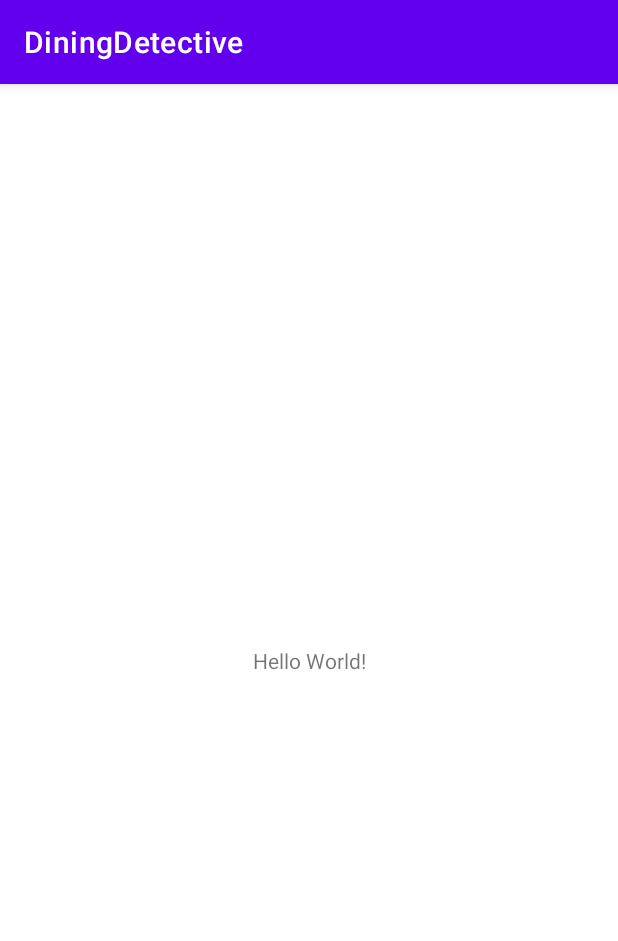
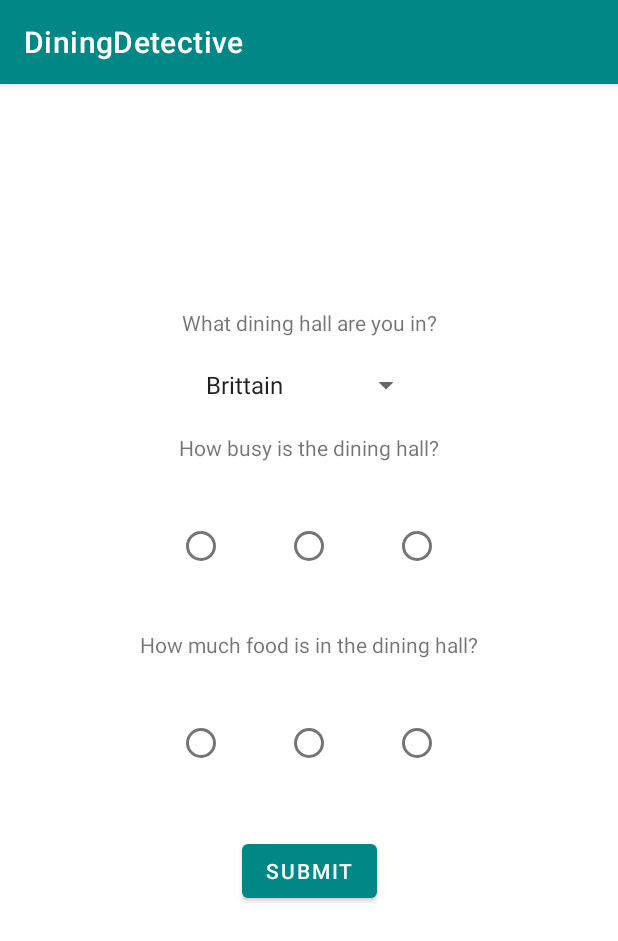
Before and after one commit to PotentialError/DiningDetective, an Android app: the screen it shows after launch (MainActivity), on a phone screen of 412 x 824 dp. Shown: the top 941 px of the screen. Run offline under Robolectric (Android 15) with nearby library versions, the phone set to English and light mode, and no system bars.

Commit message:
Created radiobuttons and text for input

```diff
--- a/app/src/main/java/com/example/diningdetective/MainActivity.java
+++ b/app/src/main/java/com/example/diningdetective/MainActivity.java
@@ -3,6 +3,13 @@ package com.example.diningdetective;
 import androidx.appcompat.app.AppCompatActivity;
 
 import android.os.Bundle;
+import android.view.View;
+import android.widget.AdapterView;
+import android.widget.ArrayAdapter;
+import android.widget.Spinner;
+
+import java.util.ArrayList;
+
 
 public class MainActivity extends AppCompatActivity {
 
@@ -10,5 +17,21 @@ public class MainActivity extends AppCompatActivity {
     protected void onCreate(Bundle savedInstanceState) {
         super.onCreate(savedInstanceState);
         setContentView(R.layout.activity_main);
+
+        Spinner spinner = findViewById(R.id.spinner);
+        ArrayAdapter<CharSequence> adapter = ArrayAdapter.createFromResource(this,
+                R.array.dining_array, android.R.layout.simple_spinner_item);
+        adapter.setDropDownViewResource(android.R.layout.simple_spinner_dropdown_item);
+        spinner.setAdapter(adapter);
+        spinner.setOnItemSelectedListener(new AdapterView.OnItemSelectedListener() {
+            @Override
+            public void onItemSelected(AdapterView<?> parentView, View selectedItemView, int position, long id) {
+            }
+
+            @Override
+            public void onNothingSelected(AdapterView<?> parentView) {
+            }
+
+        });
     }
 }
--- a/app/src/main/res/layout/activity_main.xml
+++ b/app/src/main/res/layout/activity_main.xml
@@ -4,15 +4,126 @@
     xmlns:tools="http://schemas.android.com/tools"
     android:layout_width="match_parent"
     android:layout_height="match_parent"
+    android:layout_margin="20dp"
     tools:context=".MainActivity">
+    <androidx.constraintlayout.widget.Guideline
+        android:id="@+id/guideline"
+        android:layout_width="wrap_content"
+        android:layout_height="wrap_content"
+        android:orientation="horizontal"
+        app:layout_constraintGuide_percent="0.15" />
+    <TextView
+        android:id="@+id/diningHallQuestion"
+        android:layout_width="wrap_content"
+        android:layout_height="wrap_content"
+        android:padding="20dp"
+        android:text="What dining hall are you in?"
+        app:layout_constraintEnd_toEndOf="parent"
+        app:layout_constraintStart_toStartOf="parent"
+        app:layout_constraintTop_toTopOf="@+id/guideline" />
+    <Spinner
+        android:id="@+id/spinner"
+        android:layout_width="wrap_content"
+        android:layout_height="wrap_content"
+        app:layout_constraintEnd_toEndOf="parent"
+        app:layout_constraintHorizontal_bias="0.498"
+        app:layout_constraintStart_toStartOf="parent"
+        app:layout_constraintTop_toBottomOf="@id/diningHallQuestion" />
+    <TextView
+        android:id="@+id/busyQuestion"
+        android:layout_width="wrap_content"
+        android:layout_height="wrap_content"
+        android:padding="20dp"
+        android:text="How busy is the dining hall?"
+        app:layout_constraintEnd_toEndOf="parent"
+        app:layout_constraintStart_toStartOf="parent"
+        app:layout_constraintTop_toBottomOf="@+id/spinner" />
+
+    <RadioGroup
+        android:id="@+id/radioGroup"
+        android:layout_width="wrap_content"
+        android:layout_height="wrap_content"
+        android:orientation="horizontal"
+        app:layout_constraintEnd_toEndOf="parent"
+        app:layout_constraintStart_toStartOf="parent"
+        app:layout_constraintTop_toBottomOf="@id/foodQuestion">
+
+        <RadioButton
+            android:id="@+id/notBusy"
+            android:layout_width="match_parent"
+            android:layout_height="wrap_content"
+            android:layout_margin="20dp"
+            android:minWidth="0dp"
+            android:minHeight="0dp" />
+
+        <RadioButton
+            android:id="@+id/neutralBusy"
+            android:layout_width="match_parent"
+            android:layout_height="wrap_content"
+            android:layout_margin="20dp"
+            android:minWidth="0dp"
+            android:minHeight="0dp" />
+
+        <RadioButton
+            android:id="@+id/veryBusy"
+            android:layout_width="match_parent"
+            android:layout_height="wrap_content"
+            android:layout_margin="20dp"
+            android:minWidth="0dp"
+            android:minHeight="0dp" />
+
+    </RadioGroup>
 
     <TextView
+        android:id="@+id/foodQuestion"
         android:layout_width="wrap_content"
         android:layout_height="wrap_content"
-        android:text="Hello World!"
-        app:layout_constraintBottom_toBottomOf="parent"
-        app:layout_constraintLeft_toLeftOf="parent"
-        app:layout_constraintRight_toRightOf="parent"
-        app:layout_constraintTop_toTopOf="parent" />
+        android:padding="20dp"
+        android:text="How much food is in the dining hall?"
+        app:layout_constraintEnd_toEndOf="parent"
+        app:layout_constraintStart_toStartOf="parent"
+        app:layout_constraintTop_toBottomOf="@+id/radioGroup2" />
 
+    <RadioGroup
+        android:id="@+id/radioGroup2"
+        android:layout_width="wrap_content"
+        android:layout_height="wrap_content"
+        android:orientation="horizontal"
+        app:layout_constraintEnd_toEndOf="parent"
+        app:layout_constraintStart_toStartOf="parent"
+        app:layout_constraintTop_toBottomOf="@id/busyQuestion">
+
+        <RadioButton
+            android:id="@+id/lowFood"
+            android:layout_width="match_parent"
+            android:layout_height="wrap_content"
+            android:layout_margin="20dp"
+            android:minWidth="0dp"
+            android:minHeight="0dp" />
+
+        <RadioButton
+            android:id="@+id/mediumFood"
+            android:layout_width="match_parent"
+            android:layout_height="wrap_content"
+            android:layout_margin="20dp"
+            android:minWidth="0dp"
+            android:minHeight="0dp" />
+
+        <RadioButton
+            android:id="@+id/highFood"
+            android:layout_width="match_parent"
+            android:layout_height="wrap_content"
+            android:layout_margin="20dp"
+            android:minWidth="0dp"
+            android:minHeight="0dp" />
+    </RadioGroup>
+    <Button
+        android:id="@+id/submission"
+        android:layout_width="wrap_content"
+        android:layout_height="wrap_content"
+        android:layout_marginTop="25dp"
+        android:text="Submit"
+        app:layout_constraintEnd_toEndOf="parent"
+        app:layout_constraintStart_toStartOf="parent"
+        app:layout_constraintTop_toBottomOf="@+id/radioGroup" />
 </androidx.constraintlayout.widget.ConstraintLayout>
--- a/app/src/main/res/values/strings.xml
+++ b/app/src/main/res/values/strings.xml
@@ -1,3 +1,9 @@
 <resources>
     <string name="app_name">DiningDetective</string>
+    <string-array name="dining_array">
+        <item>Brittain</item>
+        <item>Venus</item>
+        <item>West Village</item>
+        <item>North Ave</item>
+    </string-array>
 </resources>
--- a/app/src/main/res/values/themes.xml
+++ b/app/src/main/res/values/themes.xml
@@ -2,7 +2,7 @@
     <!-- Base application theme. -->
     <style name="Theme.DiningDetective" parent="Theme.MaterialComponents.DayNight.DarkActionBar">
         <!-- Primary brand color. -->
-        <item name="colorPrimary">@color/purple_500</item>
+        <item name="colorPrimary">@color/teal_700</item>
         <item name="colorPrimaryVariant">@color/purple_700</item>
         <item name="colorOnPrimary">@color/white</item>
         <!-- Secondary brand color. -->
```
